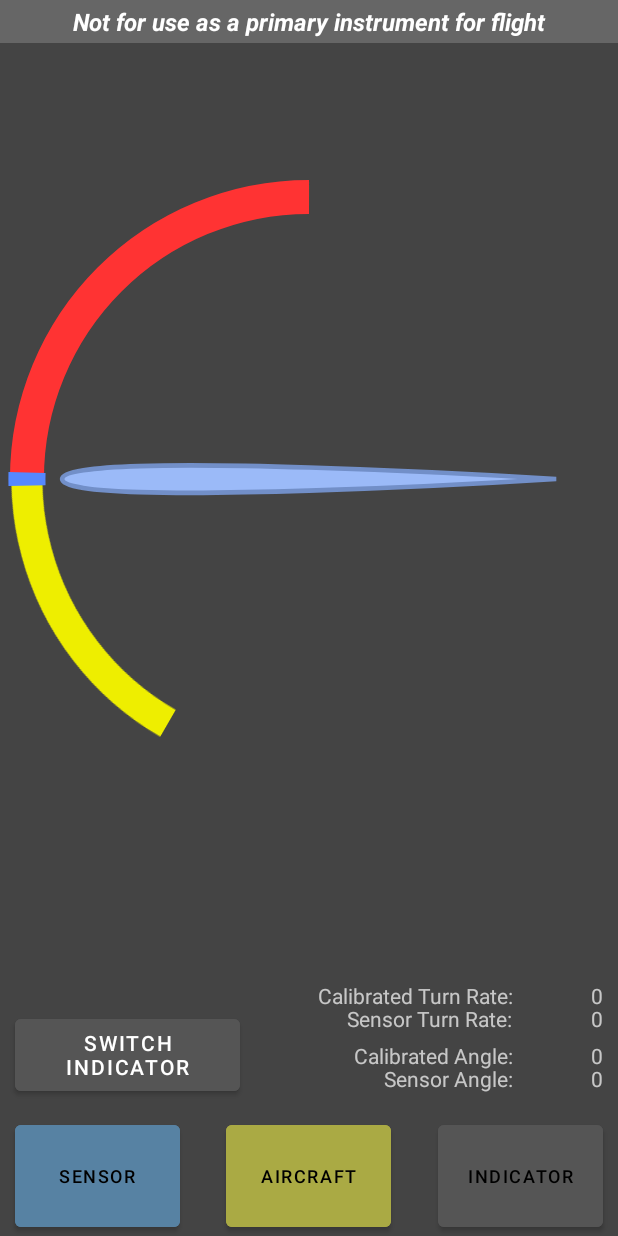
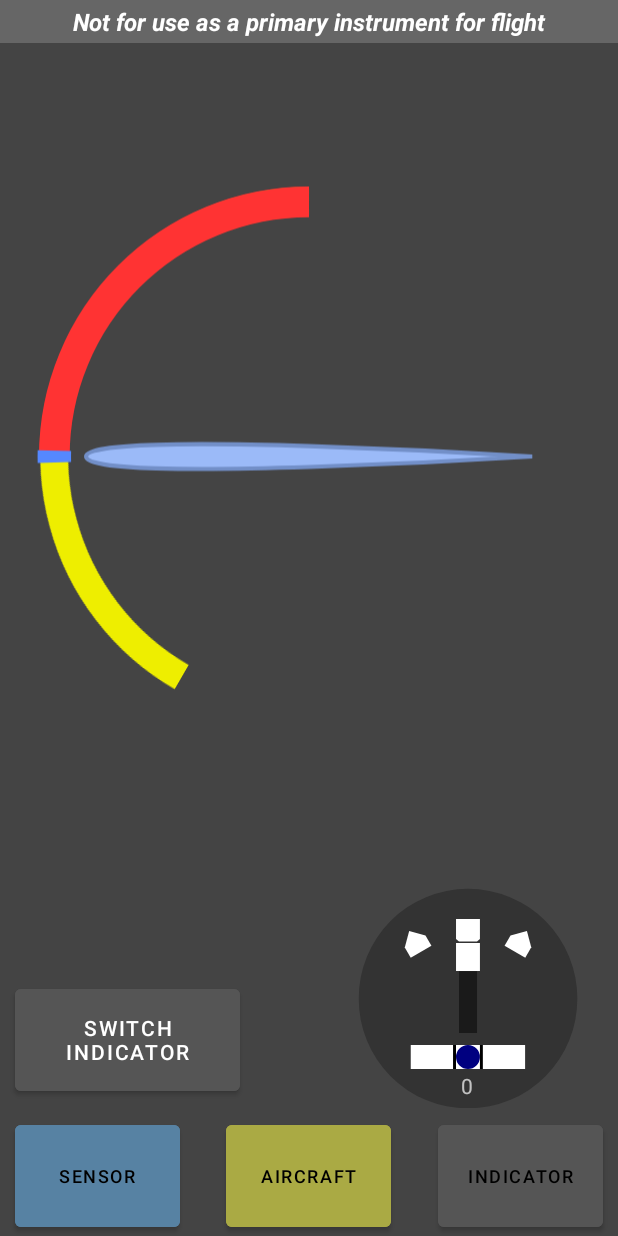
Before and after one commit to danderflieger/aoa_android, an Android app: the layout activity_main.xml on its own in the app's theme, with its tools: preview values and no code run, on a phone screen of 412 x 824 dp. Run offline under Robolectric (Android 15) with nearby library versions, the phone set to English and light mode, and no system bars.

Commit message:
Added graphical Turn and Slip Indicator to the Airfoil indicator layout. Also added smoothing algorithm to Arduino code for the turn rate.

```diff
--- a/app/src/main/java/com/danderflieger/angleofattackindicator/MainActivity.java
+++ b/app/src/main/java/com/danderflieger/angleofattackindicator/MainActivity.java
@@ -87,6 +87,8 @@ import java.util.concurrent.TimeUnit;
 
 public class MainActivity extends AppCompatActivity {
 
+    private final static int RECEIVE_INTERVAL = 150;
+
     RelativeLayout disclaimerLayout;
     ScrollView disclaimerScrollView;
     TextView disclaimerTextView;
@@ -147,11 +149,14 @@ public class MainActivity extends AppCompatActivity {
     RelativeLayout airfoilIndicatorLayout;
     ImageView airfoilImageView;
     VectorDrawableCompat.VFullPath airfoilPath;
+
     ImageView airfoilLevelFlightImageView;
     ImageView airfoilGlidePathImageView;
     ImageView airfoilWarningImageView;
     ImageView airfoilDangerImageView;
     ImageView airfoilNegativeAngleImageView;
+    ImageView airfoilTSNeedle;
+
     TextView airfoilCalibratedAngleTextView;
     TextView airfoilSensorAngleTextView;
     TextView airfoilTurnRateTextView;
@@ -541,6 +546,8 @@ public class MainActivity extends AppCompatActivity {
         airfoilDangerImageView              = findViewById(R.id.airfoilDangerImageView);
         airfoilGlidePathImageView           = findViewById(R.id.airfoilGlidePathImageView);
         airfoilNegativeAngleImageView       = findViewById(R.id.airfoilNegativeAngleImageView);
+        airfoilTSNeedle                     = findViewById(R.id.TS_Needle);
+
         airfoilCalibratedAngleTextView      = findViewById(R.id.airfoilCalibratedAngleTextView);
         airfoilSensorAngleTextView          = findViewById(R.id.airfoilSensorAngleTextView);
         airfoilTurnRateTextView             = findViewById(R.id.airfoilSensorTurnRateTextView);
@@ -1034,7 +1041,7 @@ public class MainActivity extends AppCompatActivity {
 //                                        -(calibratedReading * ANGLE_MULTIPLIER), -(calibratedReading * ANGLE_MULTIPLIER), Animation.RELATIVE_TO_SELF, 0.5f, Animation.RELATIVE_TO_SELF, 0.5f
                                         -(lastAngle * ANGLE_MULTIPLIER), -(calibratedReading * ANGLE_MULTIPLIER), Animation.RELATIVE_TO_SELF, 0.5f, Animation.RELATIVE_TO_SELF, 0.5f
                                 );
-                                rotateAirfoil.setDuration(160);
+                                rotateAirfoil.setDuration(RECEIVE_INTERVAL);
                                 //rotateAirfoil.setRepeatCount(Animation.INFINITE);
                                 rotateAirfoil.setInterpolator(new FastOutSlowInInterpolator());// AccelerateDecelerateInterpolator()); // LinearInterpolator()); // new AccelerateDecelerateInterpolator()); // LinearInterpolator());
                                 airfoilImageView.startAnimation(rotateAirfoil);
@@ -1045,6 +1052,28 @@ public class MainActivity extends AppCompatActivity {
 
                                 lastAngle = (calibratedReading);
                                 //lastMillis = currentMillis;
+
+                                float turnRateNeedleDegrees;
+                                if (calibratedTurnRateReading * 10 > 60) {
+                                    turnRateNeedleDegrees = 60;
+                                } else if (calibratedTurnRateReading * 10 < -60) {
+                                    turnRateNeedleDegrees = -60;
+                                } else {
+                                    turnRateNeedleDegrees = calibratedTurnRateReading * 10;
+                                }
+
+                                RotateAnimation rotateTurnAndSlipNeedle = new RotateAnimation(
+                                    turnRateNeedleDegrees,
+                                    turnRateNeedleDegrees,
+                                    Animation.RELATIVE_TO_SELF,
+                            0.5f,
+                                    Animation.RELATIVE_TO_SELF,
+                            0.5f
+                                );
+                                rotateTurnAndSlipNeedle.setDuration(RECEIVE_INTERVAL);
+                                rotateTurnAndSlipNeedle.setInterpolator(new FastOutSlowInInterpolator());
+                                airfoilTSNeedle.startAnimation(rotateTurnAndSlipNeedle);
+
 //                            }
                         }
                     }
--- /dev/null
+++ b/app/src/main/res/drawable/ic_ts_ball.xml
@@ -0,0 +1,11 @@
+<vector xmlns:android="http://schemas.android.com/apk/res/android"
+    android:width="100dp"
+    android:height="100dp"
+    android:viewportWidth="100"
+    android:viewportHeight="100">
+  <path
+      android:pathData="M46.008,58a3.984,4 0,1 0,7.969 0a3.984,4 0,1 0,-7.969 0z"
+      android:strokeWidth="0.264583"
+      android:fillColor="#000080"
+      android:fillType="evenOdd"/>
+</vector>
--- /dev/null
+++ b/app/src/main/res/drawable/ic_ts_bars.xml
@@ -0,0 +1,16 @@
+<vector xmlns:android="http://schemas.android.com/apk/res/android"
+    android:width="100dp"
+    android:height="100dp"
+    android:viewportWidth="100"
+    android:viewportHeight="100">
+  <path
+      android:pathData="M53.976,54h0.974v8h-0.974z"
+      android:strokeWidth="0.84564"
+      android:fillColor="#000000"
+      android:strokeColor="#00000000"/>
+  <path
+      android:pathData="M45.015,54h0.992v8h-0.992z"
+      android:strokeWidth="0.845126"
+      android:fillColor="#000000"
+      android:strokeColor="#00000000"/>
+</vector>
--- /dev/null
+++ b/app/src/main/res/drawable/ic_ts_gaugeface.xml
@@ -0,0 +1,37 @@
+<vector
+    xmlns:android="http://schemas.android.com/apk/res/android"
+    android:width="100dp"
+    android:height="100dp"
+    android:viewportWidth="100"
+    android:viewportHeight="100">
+  <path
+      android:pathData="M50.01,38.54m-36.425,0a36.425,36.425 0,1 1,72.849 0a36.425,36.425 0,1 1,-72.849 0"
+      android:fillColor="#333333"
+      android:fillType="evenOdd"/>
+  <path
+      android:pathData="m46.007,11.998h7.969v6.706l-0.974,0.782h-6.003l-0.992,-0.782v-6.706,0"
+      android:strokeLineJoin="miter"
+      android:strokeWidth="0.264583"
+      android:fillColor="#ffffff"
+      android:strokeColor="#00000000"
+      android:strokeLineCap="butt"/>
+  <path
+      android:pathData="M30.916,54h38.119v8h-38.119z"
+      android:strokeWidth="0.673934"
+      android:fillColor="#ffffff"
+      android:strokeColor="#00000000"/>
+  <path
+      android:pathData="m30.393,15.997 l-1.467,5.465 1.985,3.437 6.901,-3.984 -1.985,-3.437z"
+      android:strokeLineJoin="miter"
+      android:strokeWidth="0.264583"
+      android:fillColor="#ffffff"
+      android:strokeColor="#00000000"
+      android:strokeLineCap="butt"/>
+  <path
+      android:pathData="m69.643,15.997 l-5.466,1.462 -1.985,3.437 6.901,3.984 1.985,-3.437z"
+      android:strokeLineJoin="miter"
+      android:strokeWidth="0.264583"
+      android:fillColor="#ffffff"
+      android:strokeColor="#00000000"
+      android:strokeLineCap="butt"/>
+</vector>
--- /dev/null
+++ b/app/src/main/res/drawable/ic_ts_needle.xml
@@ -0,0 +1,16 @@
+<vector xmlns:android="http://schemas.android.com/apk/res/android"
+    android:width="100dp"
+    android:height="100dp"
+    android:viewportWidth="100"
+    android:viewportHeight="100">
+  <path
+      android:pathData="M47,29.435h6.003v20.557h-6.003z"
+      android:strokeWidth="1"
+      android:fillColor="#1a1a1a"
+      android:strokeColor="#00000000"/>
+  <path
+      android:pathData="M46.008,19.967h7.969v9.402h-7.969z"
+      android:strokeWidth="1"
+      android:fillColor="#ffffff"
+      android:strokeColor="#00000000"/>
+</vector>
--- a/app/src/main/res/layout/activity_main.xml
+++ b/app/src/main/res/layout/activity_main.xml
@@ -441,10 +441,6 @@
         android:background="#444"
         android:visibility="visible">
 
-
-
-
-
         <TextView
             android:id="@+id/airfoilPlacardTextView"
             android:layout_width="match_parent"
@@ -461,7 +457,7 @@
         <Button
             android:id="@+id/arrowIndicatorButton"
             android:layout_width="150dp"
-            android:layout_height="60dp"
+            android:layout_height="80dp"
             android:layout_alignParentStart="true"
             android:layout_alignParentBottom="true"
             android:layout_marginStart="10dp"
@@ -474,9 +470,51 @@
             app:layout_constraintTop_toTopOf="parent" />
 
         <RelativeLayout
+            android:layout_width="200dp"
+            android:layout_height="200dp"
+            android:layout_alignParentEnd="true"
+            android:layout_marginBottom="-50dp"
+            android:layout_alignParentBottom="true"
+            >
+
+            <ImageView
+                android:id="@+id/TS_GaugeFace"
+                android:layout_width="match_parent"
+                android:layout_height="match_parent"
+                android:layout_centerHorizontal="true"
+                android:src="@drawable/ic_ts_gaugeface" />
+
+            <ImageView
+                android:id="@+id/TS_Needle"
+                android:layout_width="match_parent"
+                android:layout_height="match_parent"
+                android:layout_centerHorizontal="true"
+                android:rotation="-0"
+                android:src="@drawable/ic_ts_needle" />
+
+            <ImageView
+                android:id="@+id/TS_Ball"
+                android:layout_width="match_parent"
+                android:layout_height="match_parent"
+                android:layout_centerHorizontal="true"
+                android:src="@drawable/ic_ts_ball" />
+
+            <ImageView
+                android:id="@+id/TS_Bars"
+                android:layout_width="match_parent"
+                android:layout_height="match_parent"
+                android:layout_centerHorizontal="true"
+                android:src="@drawable/ic_ts_bars" />
+
+        </RelativeLayout>
+
+        <RelativeLayout
             android:layout_width="match_parent"
             android:layout_height="wrap_content"
-            android:layout_above="@id/AirfoilTextOutput">
+            android:layout_above="@id/AirfoilTextOutput"
+            android:paddingTop="20dp"
+            android:paddingRight="20dp"
+            android:paddingLeft="20dp">
             <ImageView
                 android:id="@+id/airfoilNegativeAngleImageView"
                 android:layout_width="match_parent"
@@ -521,13 +559,18 @@
                 android:layout_height="match_parent"
                 android:layout_centerHorizontal="true"
                 app:srcCompat="@drawable/ic_airfoil" />
+
+
+
         </RelativeLayout>
 
         <RelativeLayout
             android:id="@+id/AirfoilTextOutput"
             android:layout_width="match_parent"
-            android:layout_height="100dp"
+            android:layout_height="150dp"
             android:layout_alignParentBottom="true">
+
+
             <TextView
                 android:layout_width="wrap_content"
                 android:layout_height="wrap_content"
@@ -535,18 +578,20 @@
                 android:layout_marginEnd="10dp"
                 android:layout_marginBottom="10dp"
                 android:layout_toStartOf="@+id/airfoilSensorAngleTextView"
-                android:text="Sensor Angle:" />
+                android:text="Sensor Angle:"
+                android:visibility="invisible" />
 
             <TextView
                 android:id="@+id/airfoilSensorAngleTextView"
                 android:layout_width="50dp"
                 android:layout_height="wrap_content"
+                android:layout_alignParentEnd="true"
                 android:layout_alignParentBottom="true"
+                android:layout_marginRight="10dp"
                 android:layout_marginBottom="10dp"
-                android:layout_alignParentEnd="true"
-                android:layout_marginRight="10dp"
+                android:text="0"
                 android:textAlignment="textEnd"
-                android:text="0" />
+                android:visibility="invisible" />
 
             <TextView
                 android:id="@+id/airfoilCalibratedAngleTextView"
@@ -557,7 +602,8 @@
                 android:layout_marginRight="10dp"
                 android:layout_marginBottom="25dp"
                 android:text="0"
-                android:textAlignment="textEnd" />
+                android:textAlignment="textEnd"
+                android:visibility="invisible" />
 
             <TextView
                 android:layout_width="wrap_content"
@@ -566,7 +612,8 @@
                 android:layout_marginEnd="10dp"
                 android:layout_marginBottom="25dp"
                 android:layout_toStartOf="@+id/airfoilSensorAngleTextView"
-                android:text="Calibrated Angle:" />
+                android:text="Calibrated Angle:"
+                android:visibility="invisible" />
 
             <TextView
                 android:id="@+id/airfoilSensorTurnRateTextView"
@@ -577,7 +624,8 @@
                 android:layout_marginRight="10dp"
                 android:layout_marginBottom="50dp"
                 android:text="0"
-                android:textAlignment="textEnd" />
+                android:textAlignment="textEnd"
+                android:visibility="invisible" />
 
             <TextView
                 android:layout_width="wrap_content"
@@ -586,7 +634,8 @@
                 android:layout_marginEnd="10dp"
                 android:layout_marginBottom="50dp"
                 android:layout_toStartOf="@+id/airfoilSensorTurnRateTextView"
-                android:text="Sensor Turn Rate:" />
+                android:text="Sensor Turn Rate:"
+                android:visibility="invisible" />
 
             <TextView
                 android:id="@+id/airfoilCalibratedTurnRateTextView"
@@ -594,10 +643,11 @@
                 android:layout_height="wrap_content"
                 android:layout_alignParentEnd="true"
                 android:layout_alignParentBottom="true"
-                android:layout_marginRight="10dp"
-                android:layout_marginBottom="65dp"
+                android:layout_marginRight="75dp"
+                android:layout_marginBottom="5dp"
                 android:text="0"
-                android:textAlignment="textEnd" />
+                android:textAlignment="center"
+                android:visibility="visible" />
 
             <TextView
                 android:layout_width="wrap_content"
@@ -606,12 +656,11 @@
                 android:layout_marginEnd="10dp"
                 android:layout_marginBottom="65dp"
                 android:layout_toStartOf="@+id/airfoilCalibratedTurnRateTextView"
-                android:text="Calibrated Turn Rate:" />
-        </RelativeLayout>
+                android:text="Calibrated Turn Rate:"
+                android:visibility="invisible" />
 
 
-
-
+        </RelativeLayout>
 
     </RelativeLayout>
 
```
